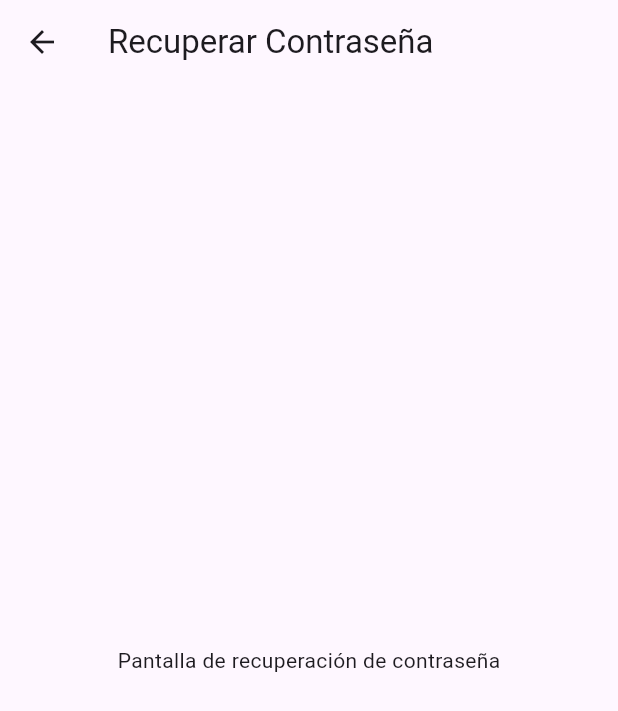
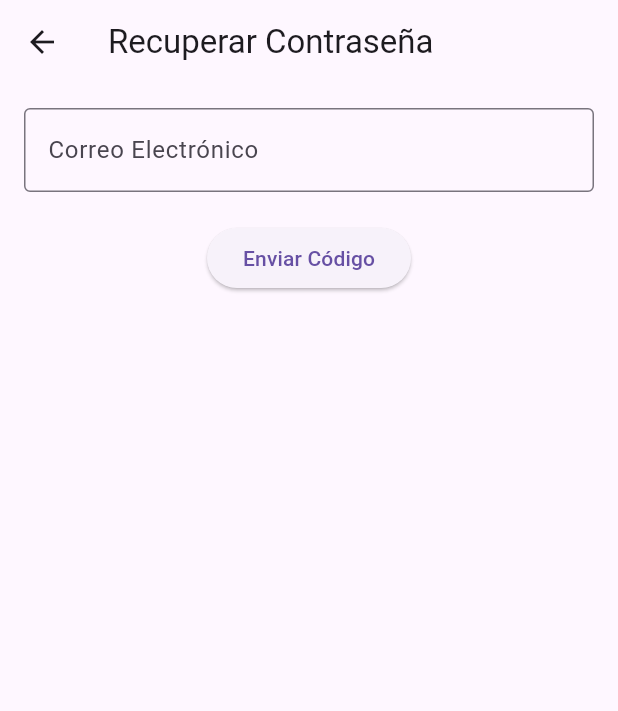
Before and after one commit to Ipeross/Examen_Moviles_Feast_Fit_IPO, a Flutter app: the ForgotPasswordScreen screen opened directly, on a phone screen of 412 x 824 dp. Shown: the top 711 px of the screen. Run offline on Flutter 3.47's test engine with Material 3 defaults, Android fonts, the phone set to English and light mode, and no system bars.

Commit message:
Upgrade ForgotPasswordScreen

```diff
--- a/lib/screens/forgot_password_screen.dart
+++ b/lib/screens/forgot_password_screen.dart
@@ -1,7 +1,14 @@
 import 'package:flutter/material.dart';
 
-class ForgotPasswordScreen extends StatelessWidget {
+class ForgotPasswordScreen extends StatefulWidget {
   const ForgotPasswordScreen({super.key});
+
+  @override
+  _ForgotPasswordScreenState createState() => _ForgotPasswordScreenState();
+}
+
+class _ForgotPasswordScreenState extends State<ForgotPasswordScreen> {
+  final TextEditingController _emailController = TextEditingController();
 
   @override
   Widget build(BuildContext context) {
@@ -9,9 +16,32 @@ class ForgotPasswordScreen extends StatelessWidget {
       appBar: AppBar(
         title: const Text('Recuperar Contraseña'),
       ),
-      body: const Center(
-        child: Text('Pantalla de recuperación de contraseña'),
+      body: Padding(
+        padding: const EdgeInsets.all(16.0),
+        child: Column(
+          children: [
+            TextField(
+              controller: _emailController,
+              decoration: const InputDecoration(
+                labelText: 'Correo Electrónico',
+                border: OutlineInputBorder(),
+              ),
+              keyboardType: TextInputType.emailAddress,
+            ),
+            const SizedBox(height: 20),
+            ElevatedButton(
+              onPressed: () {},
+              child: const Text('Enviar Código'),
+            ),
+          ],
+        ),
       ),
     );
   }
+
+  @override
+  void dispose() {
+    _emailController.dispose();
+    super.dispose();
+  }
 }
```
